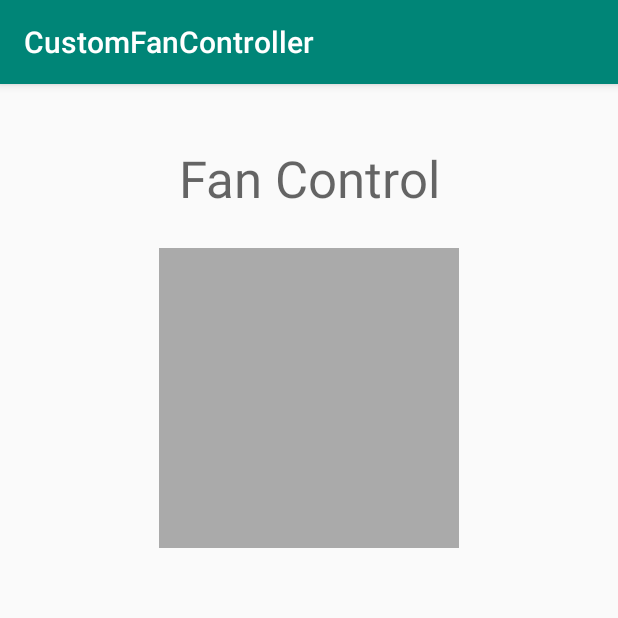
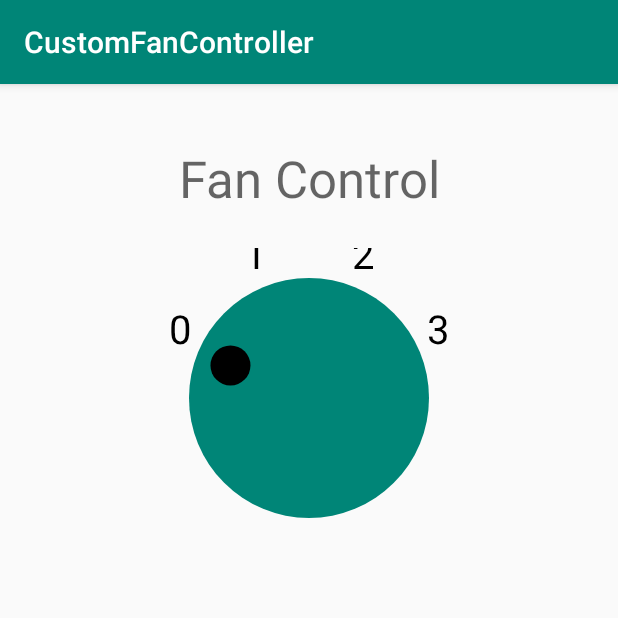
Before and after one commit to h3llious/AdvancedAndroid, an Android app: the screen it shows after launch (MainActivity), on a phone screen of 412 x 824 dp, the top half of it. Run offline under Robolectric (Android 15) with nearby library versions, the phone set to English and light mode, and no system bars.

```diff
--- a/CustomFanController/app/src/main/java/com/blacksun/customfancontroller/DialView.java
+++ b/CustomFanController/app/src/main/java/com/blacksun/customfancontroller/DialView.java
@@ -1,6 +1,7 @@
 package com.blacksun.customfancontroller;
 
 import android.content.Context;
+import android.content.res.TypedArray;
 import android.graphics.Canvas;
 import android.graphics.Color;
 import android.graphics.Paint;
@@ -19,31 +20,59 @@ public class DialView extends View {
     private int mActiveSelection;
     private final StringBuffer mTempLabel = new StringBuffer(8);
     private final float[] mTempResult = new float[2];
+    private int mFanOnColor;
+    private int mFanOffColor;
 
-    private void init() {
+    private void init(AttributeSet attrs) {
+        mFanOnColor = Color.GRAY;
+        mFanOffColor = Color.GREEN;
+
+        if (attrs != null) {
+            TypedArray typedArray = getContext().obtainStyledAttributes(attrs,
+                    R.styleable.DialView,
+                    0, 0);
+            mFanOffColor = typedArray.getColor(R.styleable.DialView_fanOffColor, mFanOffColor);
+            mFanOnColor = typedArray.getColor(R.styleable.DialView_fanOnColor, mFanOnColor);
+            typedArray.recycle();
+        }
+
         mTextPaint = new Paint(Paint.ANTI_ALIAS_FLAG);
         mTextPaint.setColor(Color.BLACK);
         mTextPaint.setStyle(Paint.Style.FILL_AND_STROKE);
         mTextPaint.setTextAlign(Paint.Align.CENTER);
         mTextPaint.setTextSize(40f);
         mDialPaint = new Paint(Paint.ANTI_ALIAS_FLAG);
-        mDialPaint.setColor(Color.GRAY);
+        mDialPaint.setColor(mFanOffColor);
         mActiveSelection = 0;
+
+
+        setOnClickListener(new OnClickListener() {
+            @Override
+            public void onClick(View v) {
+                mActiveSelection = (mActiveSelection + 1) % SELECTION_COUNT;
+                if (mActiveSelection >= 1) {
+                    mDialPaint.setColor(mFanOnColor);
+                } else {
+                    mDialPaint.setColor(mFanOffColor);
+                }
+                invalidate();
+            }
+        });
     }
 
     public DialView(Context context) {
         super(context);
-        init();
+        init(null);
     }
 
     public DialView(Context context, @Nullable AttributeSet attrs) {
         super(context, attrs);
-        init();
+        init(attrs);
     }
 
     public DialView(Context context, @Nullable AttributeSet attrs, int defStyleAttr) {
         super(context, attrs, defStyleAttr);
-        init();
+        init(attrs);
     }
 
     @Override
@@ -78,7 +107,7 @@ public class DialView extends View {
         }
         final float markerRadius = mRadius - 35;
         float[] xyData = computeXYForPosition(mActiveSelection, markerRadius);
-        float x= xyData[0];
+        float x = xyData[0];
         float y = xyData[1];
         canvas.drawCircle(x, y, 20, mTextPaint);
     }
--- a/CustomFanController/app/src/main/res/layout/activity_main.xml
+++ b/CustomFanController/app/src/main/res/layout/activity_main.xml
@@ -22,12 +22,13 @@
         app:layout_constraintRight_toRightOf="parent"
         app:layout_constraintTop_toTopOf="parent" />
 
-    <ImageView
+    <com.blacksun.customfancontroller.DialView
         android:id="@+id/dialView"
-        android:background="@android:color/darker_gray"
         app:layout_constraintTop_toBottomOf="@id/customViewLabel"
         app:layout_constraintLeft_toLeftOf="parent"
         app:layout_constraintRight_toRightOf="parent"
+        app:fanOnColor="@color/colorPrimaryDark"
+        app:fanOffColor="@color/colorPrimary"
         android:layout_marginLeft="8dp"
         android:layout_marginRight="8dp"
         android:layout_marginTop="8dp"
```
Also changed, not shown: CustomFanController/app/src/main/res/values/attrs.xml (added, +7 -0 lines).
